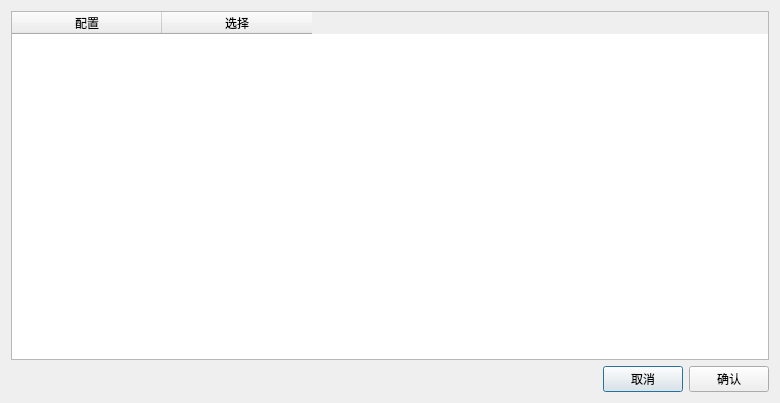
Before: the Qt Designer form GUI/configurate.ui in ZxxWs/IdentifyBuilding, drawn with Qt 5.
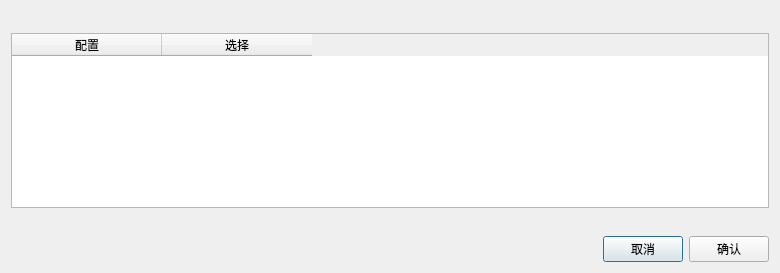
After: the same form once the commit is applied.

Patch:
```diff
--- a/GUI/configurate.ui
+++ b/GUI/configurate.ui
@@ -7,7 +7,7 @@
     <x>0</x>
     <y>0</y>
     <width>780</width>
-    <height>403</height>
+    <height>273</height>
    </rect>
   </property>
   <property name="acceptDrops">
@@ -17,6 +17,19 @@
    <string>项目配置</string>
   </property>
   <layout class="QVBoxLayout" name="verticalLayout_2">
+   <item>
+    <spacer name="verticalSpacer">
+     <property name="orientation">
+      <enum>Qt::Vertical</enum>
+     </property>
+     <property name="sizeHint" stdset="0">
+      <size>
+       <width>20</width>
+       <height>40</height>
+      </size>
+     </property>
+    </spacer>
+   </item>
    <item>
     <widget class="QTableWidget" name="tableWidget">
      <property name="gridStyle">
@@ -55,6 +68,19 @@
      </column>
     </widget>
    </item>
+   <item>
+    <spacer name="verticalSpacer_2">
+     <property name="orientation">
+      <enum>Qt::Vertical</enum>
+     </property>
+     <property name="sizeHint" stdset="0">
+      <size>
+       <width>20</width>
+       <height>40</height>
+      </size>
+     </property>
+    </spacer>
+   </item>
    <item>
     <layout class="QHBoxLayout" name="horizontalLayout">
      <item>
```
